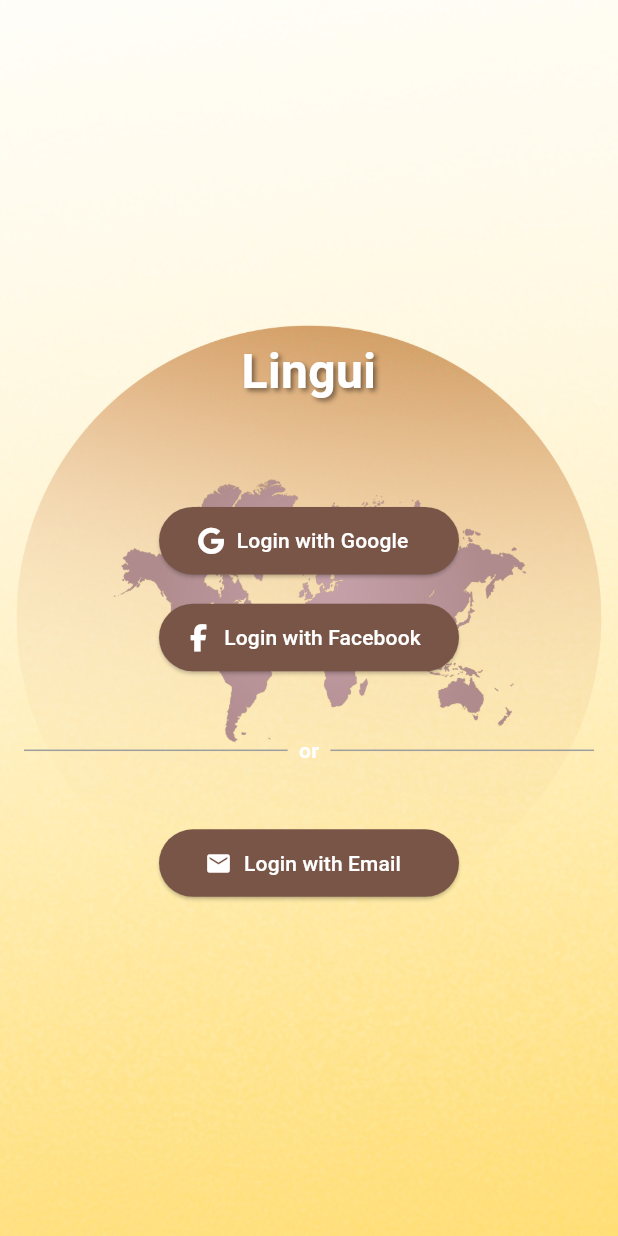
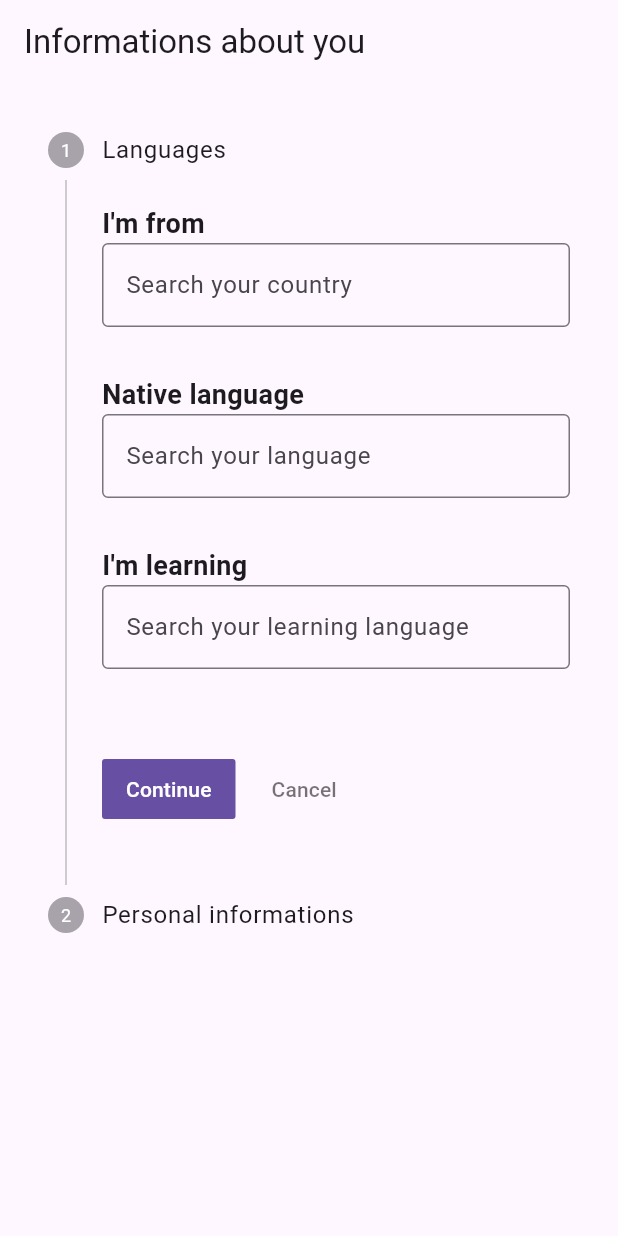
Before and after one commit to EliteWise/lingui_mobile, a Flutter app: the screen it shows after launch, on a phone screen of 412 x 824 dp. Run offline on Flutter 3.47's test engine with Material 3 defaults, Android fonts, the light colour scheme and no system bars; our stand-ins replace appwrite, cached_network_image, flutter_chat_types, flutter_chat_ui, flutter_riverpod, flutter_svg and 4 more.

Commit message:
Add personal infos page with stepper + searchable dropdown widget + errors management

```diff
--- a/lib/main.dart
+++ b/lib/main.dart
@@ -1,6 +1,8 @@
 import 'package:flutter/material.dart';
 import 'package:flutter_riverpod/flutter_riverpod.dart';
+import 'package:lingui_mobile/states/provider_appwrite.dart';
 import 'package:lingui_mobile/views/country_folder_page.dart';
+import 'package:lingui_mobile/views/personal_info.dart';
 import 'package:lingui_mobile/views/login_page.dart';
 import 'package:lingui_mobile/widgets/navigation.dart';
 
@@ -22,7 +24,7 @@ class LinguiMobile extends StatelessWidget {
         primarySwatch: Colors.blue,
         visualDensity: VisualDensity.adaptivePlatformDensity,
       ),
-      home: const LoginPage(),
+      home: const LanguageSelectionPage(),
     );
   }
 
--- a/lib/views/discussion_page.dart
+++ b/lib/views/discussion_page.dart
@@ -6,6 +6,7 @@ import '../services/room_service.dart';
 
 import '../models/discussion.dart';
 import '../states/discussion_notifier.dart';
+import '../states/provider_appwrite.dart';
 import 'chat_page.dart';
 
 class DiscussionPage extends ConsumerStatefulWidget {
@@ -25,6 +26,7 @@ class _DiscussionPageState extends ConsumerState<DiscussionPage> {
   @override
   Widget build(BuildContext context) {
     final discussions = ref.watch(discussionProvider);
+    final account = ref.watch(accountProvider);
     return Scaffold(
       appBar: GradientAppBar(
         title: const Text('Discussions'),
--- /dev/null
+++ b/lib/views/personal_info.dart
@@ -0,0 +1,266 @@
+import 'dart:io';
+
+import 'package:flutter/material.dart';
+import 'package:image_picker/image_picker.dart';
+import 'package:lingui_mobile/widgets/navigation.dart';
+
+import '../widgets/searchable_dropdown.dart';
+
+class LanguageSelectionPage extends StatefulWidget {
+  const LanguageSelectionPage({super.key});
+
+  @override
+  _LanguageSelectionPageState createState() => _LanguageSelectionPageState();
+}
+
+class _LanguageSelectionPageState extends State<LanguageSelectionPage> {
+  String? selectedCountry;
+  String? nativeLanguage;
+  String? learningLanguage;
+
+  String? username;
+  DateTime? birthdate;
+  XFile? profileImage;
+
+  late int _currentStep = 0;
+
+  final List<String> countries = ['Korea', 'France', 'USA', 'Japan', 'Germany'];
+  final List<String> languages = ['English', 'Français', 'Español', 'Deutsch', '한국어'];
+
+  List<String> filteredCountries = [];
+  List<String> filteredLanguages = [];
+
+  final TextEditingController countryController = TextEditingController();
+  final TextEditingController languageController = TextEditingController();
+
+  String? countryError;
+  String? nativeLanguageError;
+  String? learningLanguageError;
+  String? usernameError;
+  String? birthdateError;
+
+  bool get _isStepValid {
+    if (_currentStep == 0) {
+      return selectedCountry != null && nativeLanguage != null && learningLanguage != null;
+    } else if (_currentStep == 1) {
+      return username != null && birthdate != null;
+    }
+    return false;
+  }
+
+  @override
+  void initState() {
+    super.initState();
+    filteredCountries = List.from(countries);
+    filteredLanguages = List.from(languages);
+
+    countryController.addListener(() {
+      _filterCountries(countryController.text);
+    });
+
+    languageController.addListener(() {
+      _filterLanguages(languageController.text);
+    });
+  }
+
+  void _filterCountries(String query) {
+    setState(() {
+      filteredCountries = countries.where((country) => country.toLowerCase().contains(query.toLowerCase()))
+          .toList();
+    });
+  }
+
+  void _filterLanguages(String query) {
+    setState(() {
+      filteredLanguages = languages
+          .where((language) => language.toLowerCase().contains(query.toLowerCase()))
+          .toList();
+    });
+  }
+
+  void _nextStep() {
+    setState(() {
+      if (_currentStep == 0) {
+        countryError = selectedCountry == null ? "Please select your country" : null;
+        nativeLanguageError = nativeLanguage == null ? "Please select your native language" : null;
+        learningLanguageError = learningLanguage == null ? "Please select a language to learn" : null;
+      } else if (_currentStep == 1) {
+        usernameError = (username == null || username!.isEmpty) ? "Please enter your username" : null;
+        birthdateError = birthdate == null ? "Please select your birthdate" : null;
+      }
+    });
+
+    bool isValid = _isStepValid;
+
+    if (!isValid) return;
+
+    if (_currentStep < 1) {
+      setState(() {
+        _currentStep++;
+      });
+    } else {
+      Navigator.pushReplacement(
+          context,
+          MaterialPageRoute(builder: (context) => const Navigation()),
+      );
+    }
+  }
+
+  void _previousStep() {
+    if (_currentStep > 0) {
+      setState(() {
+        _currentStep--;
+      });
+    }
+  }
+
+  Future<void> _selectBirthDate() async {
+    final DateTime currentDate = DateTime.now();
+    final DateTime? pickedDate = await showDatePicker(
+      context: context,
+      initialDate: currentDate,
+      firstDate: DateTime(1900),
+      lastDate: currentDate,
+    );
+
+    if (pickedDate != null) {
+      setState(() {
+        birthdate = pickedDate;
+      });
+    }
+  }
+
+  final ImagePicker picker = ImagePicker();
+
+  Future<void> _pickImage() async {
+    final XFile? pickedFile = await ImagePicker().pickImage(source: ImageSource.gallery);
+    if (pickedFile != null) {
+      setState(() {
+        profileImage = pickedFile;
+      });
+    }
+  }
+
+  @override
+  Widget build(BuildContext context) {
+    return Scaffold(
+      appBar: AppBar(title: const Text('Informations about you')),
+      body: Padding(
+        padding: const EdgeInsets.all(8.0),
+        child: Stepper(
+          currentStep: _currentStep,
+          onStepContinue: _nextStep,
+          onStepCancel: _previousStep,
+          steps: [
+            Step(
+                title: const Text("Languages"),
+                content: Column(
+                  crossAxisAlignment: CrossAxisAlignment.start,
+                  children: [
+                    SearchableDropdown(
+                      label: "I'm from",
+                      options: countries,
+                      selectedValue: selectedCountry,
+                      onSelected: (value) {
+                        setState(() {
+                          selectedCountry = value;
+                          countryError = null;
+                        });
+                      },
+                      hintText: "Search your country",
+                      errorText: countryError,
+                    ),
+                    const SizedBox(height: 16),
+                    SearchableDropdown(
+                      label: "Native language",
+                      options: languages,
+                      selectedValue: nativeLanguage,
+                      onSelected: (value) {
+                        setState(() {
+                          nativeLanguage = value;
+                          nativeLanguageError = null;
+                        });
+                      },
+                      hintText: "Search your language",
+                      errorText: nativeLanguageError,
+                    ),
+                    const SizedBox(height: 16),
+                    SearchableDropdown(
+                      label: "I'm learning",
+                      options: languages,
+                      selectedValue: learningLanguage,
+                      onSelected: (value) {
+                        setState(() {
+                          learningLanguage = value;
+                          learningLanguageError = null;
+                        });
+                      },
+                      hintText: "Search your learning language",
+                      errorText: learningLanguageError,
+                    ),
+                    const SizedBox(height: 24),
+                  ],
+                ),
+            ),
+            Step(
+                title: const Text('Personal informations'),
+                content: Column(
+                  crossAxisAlignment: CrossAxisAlignment.start,
+                  children: [
+                    const Text("You can skip the profile picture for privacy.",
+                        style: TextStyle(fontSize: 16), textAlign: TextAlign.start),
+                    GestureDetector(
+                      onTap: _pickImage,
+                      child: profileImage == null
+                          ? Container(
+                        width: 100,
+                        height: 100,
+                        color: Colors.grey[300],
+                        child: const Icon(Icons.camera_alt, color: Colors.white),
+                      )
+                          : Image.file(
+                        File(profileImage!.path),
+                        width: 100,
+                        height: 100,
+                        fit: BoxFit.cover,
+                      ),
+                    ),
+                    const SizedBox(height: 16),
+                    TextField(
+                      onChanged: (value) {
+                        setState(() {
+                          username = value;
+                        });
+                      },
+                      decoration: const InputDecoration(
+                          border: UnderlineInputBorder(),
+                          hintText: 'Enter your username'),
+                    ),
+                    const SizedBox(height: 16),
+                    GestureDetector(
+                      onTap: _selectBirthDate,
+                      child: Container(
+                        padding: const EdgeInsets.symmetric(vertical: 12.0, horizontal: 16.0),
+                        decoration: BoxDecoration(
+                          border: Border(
+                              bottom: BorderSide(color: Colors.grey, width: 1)
+                          ),
+                          borderRadius: BorderRadius.circular(8),
+                        ),
+                        child: Text(
+                          birthdate == null
+                              ? 'Select your birthdate'
+                              : '${birthdate!.day}/${birthdate!.month}/${birthdate!.year}',
+                          style: const TextStyle(fontSize: 16),
+                        ),
+                      ),
+                    ),
+                  ],
+                )
+            )
+          ],
+        )
+      ),
+    );
+  }
+}
--- /dev/null
+++ b/lib/widgets/searchable_dropdown.dart
@@ -0,0 +1,55 @@
+import 'package:flutter/material.dart';
+
+class SearchableDropdown extends StatelessWidget {
+  final String label;
+  final List<String> options;
+  final String? selectedValue;
+  final Function(String) onSelected;
+  final String hintText;
+  final String? errorText;
+
+  const SearchableDropdown({
+    super.key,
+    required this.label,
+    required this.options,
+    required this.selectedValue,
+    required this.onSelected,
+    required this.hintText,
+    this.errorText,
+  });
+
+  @override
+  Widget build(BuildContext context) {
+    return Column(
+      crossAxisAlignment: CrossAxisAlignment.start,
+      children: [
+        Text(label, style: const TextStyle(fontSize: 18, fontWeight: FontWeight.bold)),
+        Autocomplete<String>(
+          optionsBuilder: (TextEditingValue textEditingValue) {
+            if (textEditingValue.text.isEmpty) {
+              return const Iterable<String>.empty();
+            }
+            return options.where((option) =>
+                option.toLowerCase().contains(textEditingValue.text.toLowerCase()));
+          },
+          onSelected: (String selection) {
+            onSelected(selection);
+          },
+          fieldViewBuilder: (context, controller, focusNode, onEditingComplete) {
+            return TextField(
+              controller: controller,
+              focusNode: focusNode,
+              decoration: InputDecoration(
+                border: const OutlineInputBorder(),
+                hintText: hintText,
+                errorText: errorText
+              ),
+              onEditingComplete: onEditingComplete,
+            );
+          },
+        ),
+        const SizedBox(height: 16),
+      ],
+    );
+  }
+}
--- a/pubspec.yaml
+++ b/pubspec.yaml
@@ -51,6 +51,7 @@ dependencies:
   url_launcher: ^6.3.0
   onesignal_flutter: ^5.2.3
   firebase_core: ^3.4.0
+  appwrite: 13.0.0
 
   flutter_chat_types: any
 dev_dependencies:
```
Also changed, not shown: lib/services/auth_service.dart (+58 -4 lines), lib/states/provider_appwrite.dart (added, +27 -0 lines), lib/views/login_page.dart (+28 -2 lines), pubspec.lock.
